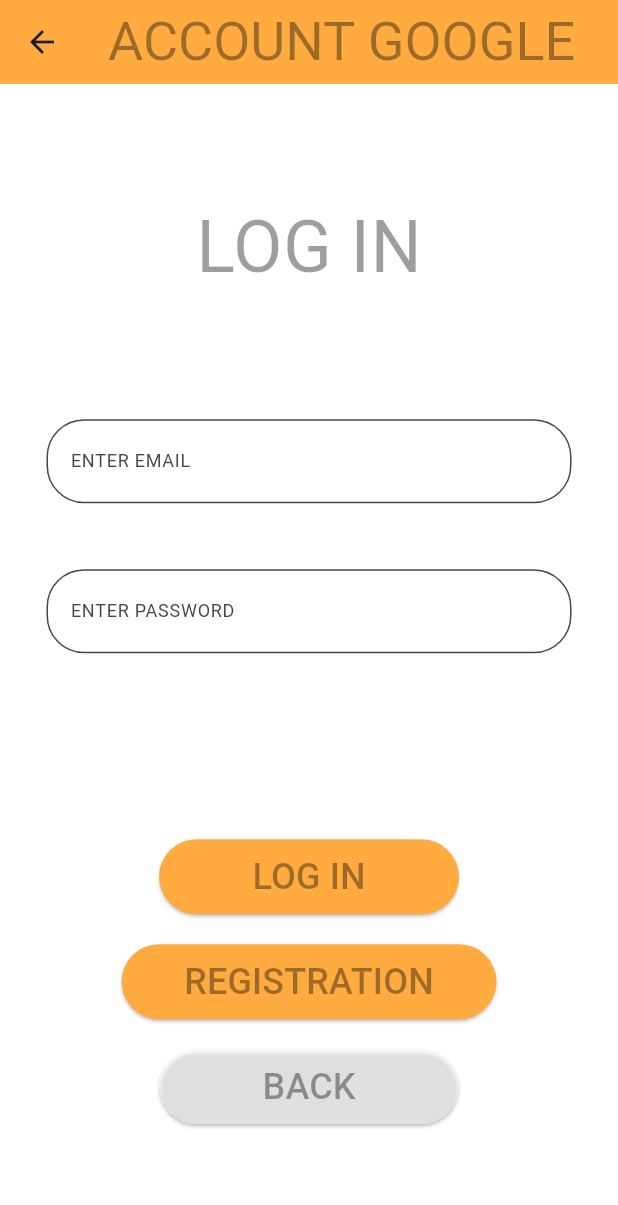
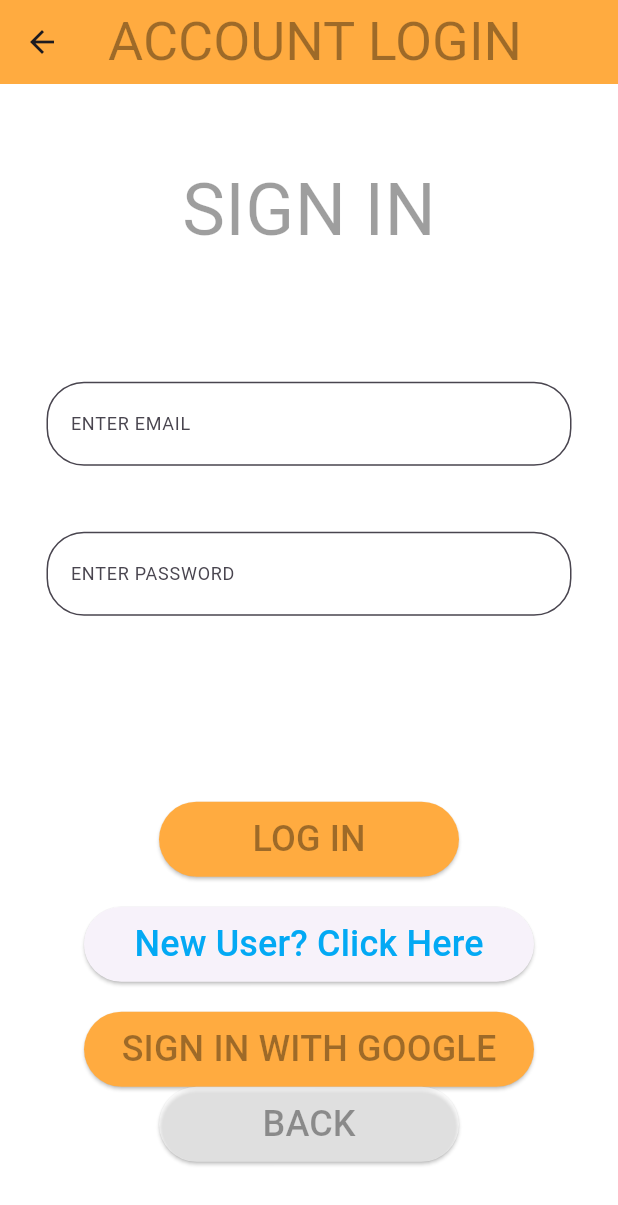
Before and after one commit to Danil-gtj/Do-It-List, a Flutter app: the SignInPage screen opened by its route, on a phone screen of 412 x 824 dp. Shown: the top 1205 px of the screen. Run offline on Flutter 3.47's test engine with Material 3 defaults, Android fonts, the phone set to English and light mode, and no system bars; our stand-ins replace cloud_firestore, firebase_core; accounts and stored records are empty.

Commit message:
Update sig-in page

```diff
--- a/lib/pages/sign_in_page.dart
+++ b/lib/pages/sign_in_page.dart
@@ -9,7 +9,7 @@
     return Scaffold (
       backgroundColor: MainColors.backgroundColor,
       appBar: AppBar(
-        title: Text("ACCOUNT GOOGLE", style: TextStyle(fontSize: 36, color: MainColors.titleTextColor)),
+        title: Text("ACCOUNT LOGIN", style: TextStyle(fontSize: 36, color: MainColors.titleTextColor)),
         centerTitle: true,
         backgroundColor: MainColors.appBarColor_alpha,
       ),
@@ -18,7 +18,7 @@
           mainAxisAlignment: MainAxisAlignment.center,
           crossAxisAlignment: CrossAxisAlignment.center,
           children: [
-            Text("LOG IN", style: TextStyle(
+            Text("SIGN IN", style: TextStyle(
                 color: MainColors.titleTextColor,
                 fontSize: 48
                 ),
@@ -76,15 +76,24 @@
 
             SizedBox(
               height: 50,
-              width: 250,
+              width: 300,
+              child: ElevatedButton(onPressed: () {
+
+              },  style: ElevatedButton.styleFrom(
+                backgroundColor: null,
+              ), child: Text("New User? Click Here", style: TextStyle(fontSize: 24, color: Colors.lightBlue),)),
+            ),
+
+            Padding(padding: EdgeInsets.all(10)),
+            SizedBox(
+              height: 50,
+              width: 300,
               child: ElevatedButton(onPressed: () {
 
               },  style: ElevatedButton.styleFrom(
                 backgroundColor: MainColors.buttonBackgroundColor_alpha,
-              ), child: Text("REGISTRATION", style: TextStyle(fontSize: 24, color: MainColors.titleTextColor),)),
+              ), child: Text("SIGN IN WITH GOOGLE", style: TextStyle(fontSize: 24, color: MainColors.titleTextColor),)),
             ),
-
-            Padding(padding: EdgeInsets.all(10)),
 
             SizedBox(
               height: 50,
```
